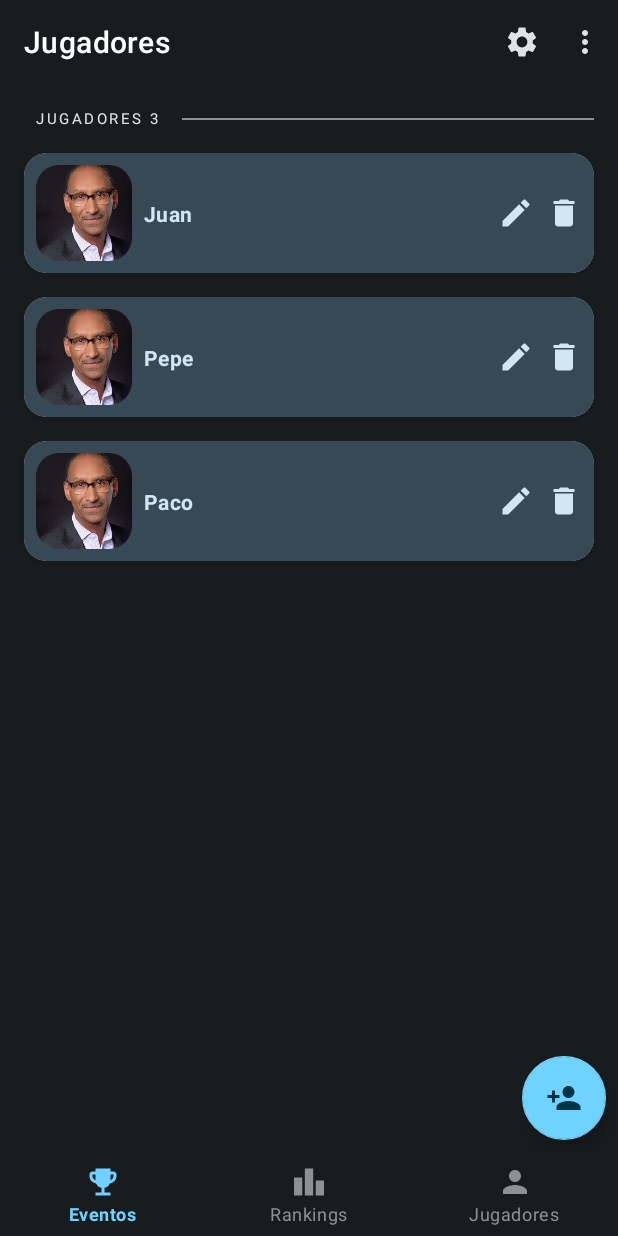
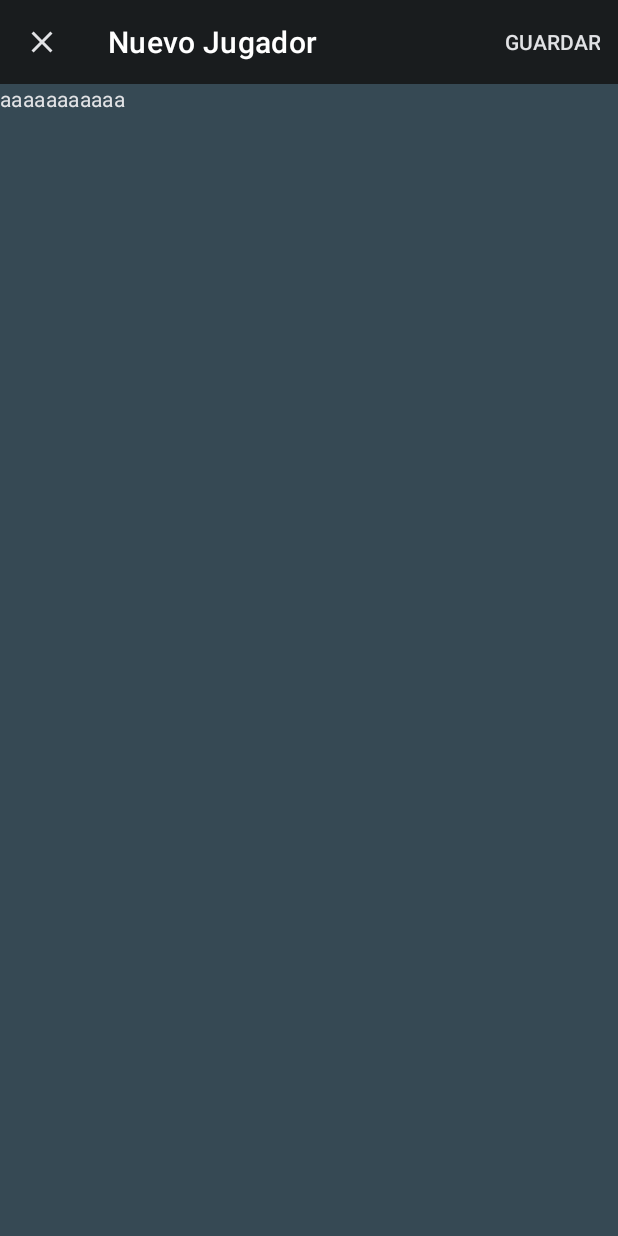
Before and after one commit to TomasVilalta/BetBracket, an Android app: the PlayersFragment screen opened through its navigation route, after a tap on an icon or button, on a phone screen of 412 x 824 dp. Run offline under Robolectric (Android 15) with nearby library versions, the phone set to English and light mode, and no system bars; our stand-ins replace navigation-ui; 2 statements that could not run were skipped.

Commit message:
Animate playerForm navigation

```diff
--- a/app/src/main/java/com/example/betbracket/MainActivity.kt
+++ b/app/src/main/java/com/example/betbracket/MainActivity.kt
@@ -5,6 +5,9 @@ import android.os.Bundle
 import android.view.Menu
 import android.view.MenuInflater
 import android.view.MenuItem
+import android.view.View
+import android.view.animation.Animation
+import android.view.animation.AnimationUtils
 import androidx.core.view.MenuProvider
 import androidx.navigation.findNavController
 import androidx.navigation.fragment.NavHostFragment
--- a/app/src/main/java/com/example/betbracket/players/PlayerFormFragment.kt
+++ b/app/src/main/java/com/example/betbracket/players/PlayerFormFragment.kt
@@ -1,9 +1,12 @@
 package com.example.betbracket.players
 
 import android.app.Dialog
+import android.opengl.Visibility
 import android.os.Bundle
 import android.util.Log
 import android.view.*
+import android.view.animation.Animation
+import android.view.animation.AnimationUtils
 import android.widget.Toast
 import android.widget.Toolbar
 import androidx.appcompat.app.AppCompatActivity
@@ -16,12 +19,16 @@ import androidx.lifecycle.Lifecycle
 import com.example.betbracket.R
 import com.example.betbracket.databinding.FragmentPlayerFormBinding
 import com.google.android.material.appbar.MaterialToolbar
+import com.google.android.material.bottomnavigation.BottomNavigationView
+import kotlinx.coroutines.android.awaitFrame
 
 
 class PlayerFormFragment : Fragment() {
 
-    private var _binding : FragmentPlayerFormBinding? = null
+    private var _binding: FragmentPlayerFormBinding? = null
     private val binding get() = _binding!!
+    private lateinit var bottomNav: BottomNavigationView
+    private lateinit var toolBar: MaterialToolbar
 
 
     override fun onCreateView(
@@ -32,21 +39,63 @@ class PlayerFormFragment : Fragment() {
         // Inflate the layout to use as dialog or embedded fragment
         _binding = FragmentPlayerFormBinding.inflate(inflater, container, false)
 
-
+        animateBottomNav()
+        setUpToolbar()
 
 
         return binding.root
     }
 
-        override fun onViewCreated(view: View, savedInstanceState: Bundle?) {
+    private fun setUpToolbar() {
+        val toolBarAnimation: Animation = animateBottomNav()
+        toolBar = (activity as AppCompatActivity).findViewById<MaterialToolbar>(R.id.topAppBar)
+        toolBar.navigationIcon = ContextCompat.getDrawable(requireContext(), R.drawable.ic_close_24)
+        toolBar.setNavigationIconTint(
+            ContextCompat.getColor(
+                requireContext(),
+                R.color.onBackground
+            )
+        )
+        toolBar.startAnimation(toolBarAnimation)
+    }
+
+    private fun animateBottomNav(): Animation {
+        bottomNav =
+            (activity as AppCompatActivity).findViewById<BottomNavigationView>(R.id.bottom_navigation)
+        bottomNav.visibility = View.GONE
+        val bottomNavAnimation: Animation = AnimationUtils.loadAnimation(
+            requireContext(),
+            R.anim.slide_down_out
+        )
+        bottomNav.startAnimation(bottomNavAnimation)
+        return AnimationUtils.loadAnimation(
+            requireContext(),
+            androidx.navigation.ui.R.anim.nav_default_enter_anim
+        )
+    }
+
+    override fun onDestroy() {
+        super.onDestroy()
+
+        val bottomNavAnimation: Animation = AnimationUtils.loadAnimation(
+            requireContext(),
+            R.anim.slide_up_in
+        )
+        bottomNav.startAnimation(bottomNavAnimation)
+
+        bottomNav.visibility = View.VISIBLE
+    }
+
+    override fun onViewCreated(view: View, savedInstanceState: Bundle?) {
         val menuHost: MenuHost = requireActivity()
         menuHost.addMenuProvider(object : MenuProvider {
             override fun onCreateMenu(menu: Menu, menuInflater: MenuInflater) {
                 menuInflater.inflate(R.menu.player_form_menu, menu)
             }
+
             override fun onMenuItemSelected(menuItem: MenuItem): Boolean {
-                if (menuItem.itemId == R.id.guardar_item){
-                    Toast.makeText(requireContext(),"hola",Toast.LENGTH_SHORT).show()
+                if (menuItem.itemId == R.id.guardar_item) {
+                    Toast.makeText(requireContext(), "hola", Toast.LENGTH_SHORT).show()
                 }
                 return false
             }
--- a/app/src/main/java/com/example/betbracket/players/PlayersFragment.kt
+++ b/app/src/main/java/com/example/betbracket/players/PlayersFragment.kt
@@ -3,6 +3,9 @@ package com.example.betbracket.players
 import android.os.Bundle
 import android.util.Log
 import android.view.*
+import android.view.animation.Animation
+import android.view.animation.AnimationUtils
+import androidx.appcompat.app.AppCompatActivity
 import androidx.core.view.MenuHost
 import androidx.core.view.MenuProvider
 import androidx.fragment.app.Fragment
@@ -14,6 +17,7 @@ import androidx.recyclerview.widget.LinearLayoutManager
 import com.example.betbracket.R
 import com.example.betbracket.databinding.FragmentPlayersBinding
 import com.example.betbracket.players.adapter.PlayerAdapter
+import com.google.android.material.bottomnavigation.BottomNavigationView
 import com.google.android.material.dialog.MaterialAlertDialogBuilder
 
 class PlayersFragment : Fragment() {
@@ -28,8 +32,11 @@ class PlayersFragment : Fragment() {
         savedInstanceState: Bundle?
     ): View? {
         _binding = FragmentPlayersBinding.inflate(inflater, container, false)
+
+        checkBottomNav()
         initRecyclerView()
         binding.addFab.setOnClickListener{ view: View ->
+                    view.findNavController().navigate(R.id.action_playersFragment_to_playerFormFragment)
                     createPlayer()
         }
 
@@ -38,6 +45,16 @@ class PlayersFragment : Fragment() {
         updatePlayerCount()
 
         return binding.root
+    }
+
+    private fun checkBottomNav() {
+//        val bottomNav = (activity as AppCompatActivity).findViewById<BottomNavigationView>(R.id.bottom_navigation)
+//        if(bottomNav.visibility == View.GONE){
+//            val bottomNavAnimation : Animation = AnimationUtils.loadAnimation(requireContext(),
+//                R.anim.slide_up_in)
+//            bottomNav.startAnimation(bottomNavAnimation)
+//            bottomNav.visibility = View.VISIBLE
+//        }
     }
 
     private fun initRecyclerView() {
--- /dev/null
+++ b/app/src/main/res/anim/pop_in.xml
@@ -0,0 +1,12 @@
+<?xml version="1.0" encoding="utf-8"?>
+<set xmlns:android="http://schemas.android.com/apk/res/android">
+
+<scale
+    android:duration = "@integer/material_motion_duration_short_2"
+    android:pivotX="100%"
+    android:pivotY="100%"
+    android:fromXScale="0%"
+    android:fromYScale="0%"
+    android:toYScale="100%"
+    android:toXScale="100%"/>
+</set>
--- /dev/null
+++ b/app/src/main/res/anim/pop_out.xml
@@ -0,0 +1,11 @@
+<?xml version="1.0" encoding="utf-8"?>
+<set xmlns:android="http://schemas.android.com/apk/res/android">
+    <scale
+        android:duration = "@integer/material_motion_duration_short_2"
+        android:pivotX="100%"
+        android:pivotY="100%"
+        android:fromXScale="100%"
+        android:fromYScale="100%"
+        android:toYScale="0%"
+        android:toXScale="0%"/>
+</set>
--- /dev/null
+++ b/app/src/main/res/anim/slide_down_out.xml
@@ -0,0 +1,8 @@
+<?xml version="1.0" encoding="utf-8"?>
+<set xmlns:android="http://schemas.android.com/apk/res/android">
+    <translate
+
+        android:fromYDelta="0%"
+        android:toYDelta="100%"
+        android:duration ="@integer/material_motion_duration_short_2"/>
+</set>
--- /dev/null
+++ b/app/src/main/res/anim/slide_up_in.xml
@@ -0,0 +1,7 @@
+<?xml version="1.0" encoding="utf-8"?>
+<set xmlns:android="http://schemas.android.com/apk/res/android">
+    <translate
+        android:fromYDelta="100%"
+        android:toYDelta="0%"
+        android:duration ="@integer/material_motion_duration_short_2"/>
+</set>
--- /dev/null
+++ b/app/src/main/res/drawable/ic_close_24.xml
@@ -0,0 +1,5 @@
+<vector android:height="24dp" android:tint="#000000"
+    android:viewportHeight="24" android:viewportWidth="24"
+    android:width="24dp" xmlns:android="http://schemas.android.com/apk/res/android">
+    <path android:fillColor="@android:color/white" android:pathData="M19,6.41L17.59,5 12,10.59 6.41,5 5,6.41 10.59,12 5,17.59 6.41,19 12,13.41 17.59,19 19,17.59 13.41,12z"/>
+</vector>
--- a/app/src/main/res/layout/activity_main.xml
+++ b/app/src/main/res/layout/activity_main.xml
@@ -9,6 +9,7 @@
 
     <com.google.android.material.appbar.AppBarLayout
         android:id="@+id/appbar_layout"
+        android:background="@color/background"
         android:layout_width="match_parent"
         android:layout_height="wrap_content"
         app:elevation="0dp"
--- a/app/src/main/res/navigation/nav_graph.xml
+++ b/app/src/main/res/navigation/nav_graph.xml
@@ -22,11 +22,15 @@
         tools:layout="@layout/fragment_players" >
         <action
             android:id="@+id/action_playersFragment_to_playerFormFragment"
-            app:destination="@id/playerFormFragment" />
+            app:destination="@id/playerFormFragment"
+            app:enterAnim="@anim/pop_in"
+            app:exitAnim="@anim/nav_default_exit_anim"
+            app:popEnterAnim="@anim/nav_default_pop_enter_anim"
+            app:popExitAnim="@anim/pop_out" />
     </fragment>
     <fragment
         android:id="@+id/playerFormFragment"
         android:name="com.example.betbracket.players.PlayerFormFragment"
-        android:label="fragment_player_form"
+        android:label="Nuevo Jugador"
         tools:layout="@layout/fragment_player_form" />
 </navigation>
--- a/app/src/main/res/values/themes.xml
+++ b/app/src/main/res/values/themes.xml
@@ -12,6 +12,7 @@
 
     <!--    TOOLBAR THEME-->
     <style name="Widget.BetBracket.Toolbar" parent="ThemeOverlay.AppCompat.Dark.ActionBar">
+        <item name="colorPrimary">@color/colorAccent</item>
         <item name="android:background">?attr/colorAccent</item>
         <item name="android:theme">@style/Theme.BetBracket</item>
         <item name="colorControlNormal">@color/textColorPrimary</item>
@@ -21,7 +22,8 @@
 
     <!-- BOTTOM NAV THEME   -->
     <style name="Widget.BetBracket.Toolbar.BottomNavigationView.Colored" parent="Widget.MaterialComponents.BottomNavigationView.Colored">
-        <item name="android:background">@color/surface</item>
+        <item name="android:background">@color/background</item>
+        <item name="android:backgroundTint">@color/errorContainer</item>
         <item name="itemTextColor">@color/bottom_nav_item_color</item>
         <item name="itemIconTint">@color/bottom_nav_item_color</item>
         <item name="elevation">5dp</item>
```
